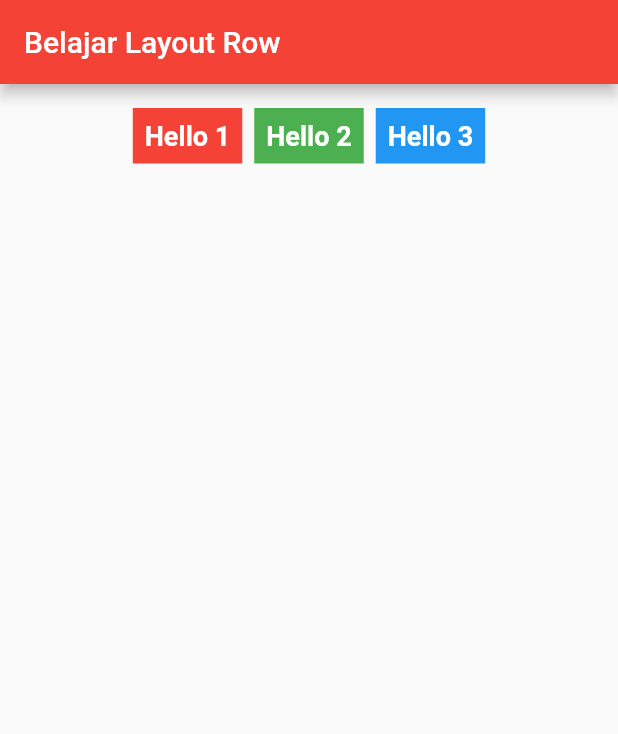
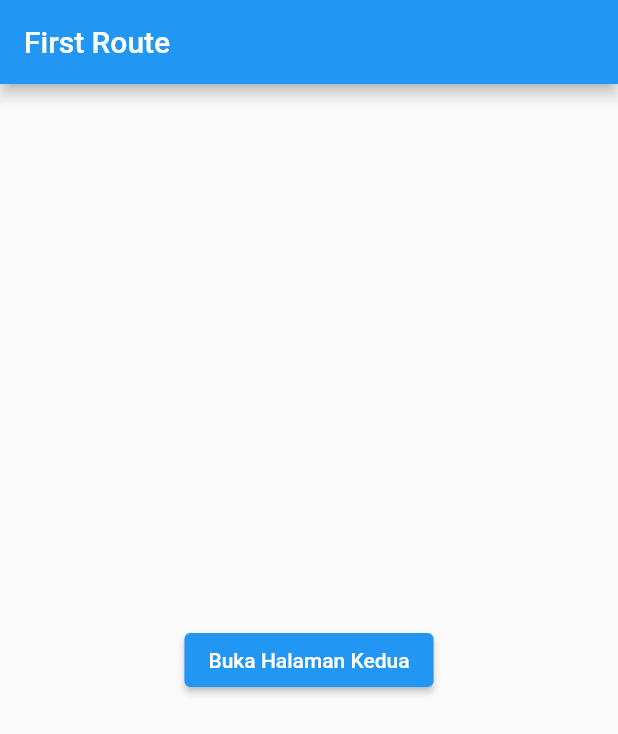
Before and after one commit to WildanSuyuti/learn_flutter_af, a Flutter app: the screen it shows after launch, on a phone screen of 412 x 824 dp. Shown: the top 734 px of the screen. Run offline on Flutter 3.47's test engine with Material 2 defaults, Android fonts, the phone set to English and light mode, and no system bars.

Commit message:
belajar navigasi dengan route Navigator.push

```diff
--- /dev/null
+++ b/lib/route/first_route.dart
@@ -0,0 +1,24 @@
+import 'package:flutter/material.dart';
+import 'package:learn_flutter/route/second_route.dart';
+
+class FirstRoute extends StatelessWidget {
+  const FirstRoute({Key? key}) : super(key: key);
+
+  @override
+  Widget build(BuildContext context) {
+    return Scaffold(
+      appBar: AppBar(title: const Text('First Route')),
+      body: Center(
+        child: ElevatedButton(
+          onPressed: () {
+            Navigator.push(
+              context,
+              MaterialPageRoute(builder: (context) => const SecondRoute()),
+            );
+          },
+          child: const Text('Buka Halaman Kedua'),
+        ),
+      ),
+    );
+  }
+}
--- a/lib/row/row_demo_page.dart
+++ /dev/null
@@ -1,58 +0,0 @@
-import 'package:flutter/material.dart';
-
-class RowDemoPage extends StatelessWidget {
-  const RowDemoPage({Key? key}) : super(key: key);
-
-  @override
-  Widget build(BuildContext context) {
-    return Scaffold(
-      appBar: AppBar(title: const Text('Belajar Layout Row')),
-      body: Padding(
-        padding: const EdgeInsets.all(16),
-        child: Row(
-          mainAxisAlignment: MainAxisAlignment.center,
-          children: [
-            Container(
-              margin: const EdgeInsets.only(right: 8),
-              padding: const EdgeInsets.all(8),
-              color: Colors.red,
-              child: const Text(
-                'Hello 1',
-                style: TextStyle(
-                  color: Colors.white,
-                  fontWeight: FontWeight.bold,
-                  fontSize: 18,
-                ),
-              ),
-            ),
-            Container(
-              margin: const EdgeInsets.only(right: 8),
-              padding: const EdgeInsets.all(8),
-              color: Colors.green,
-              child: const Text(
-                'Hello 2',
-                style: TextStyle(
-                  color: Colors.white,
-                  fontWeight: FontWeight.bold,
-                  fontSize: 18,
-                ),
-              ),
-            ),
-            Container(
-              padding: const EdgeInsets.all(8),
-              color: Colors.blue,
-              child: const Text(
-                'Hello 3',
-                style: TextStyle(
-                  color: Colors.white,
-                  fontWeight: FontWeight.bold,
-                  fontSize: 18,
-                ),
-              ),
-            ),
-          ],
-        ),
-      ),
-    );
-  }
-}
```
Also changed, not shown: lib/column/coulumn_demo_page.dart (deleted, +0 -30 lines), lib/home_page.dart (deleted, +0 -36 lines), lib/login/login_page.dart (deleted, +0 -42 lines), lib/login_page.dart (deleted, +0 -34 lines), lib/main.dart (+7 -62 lines), lib/route/second_route.dart (added, +28 -0 lines), lib/sample.dart (deleted, +0 -34 lines), pubspec.lock, 1 other file.
